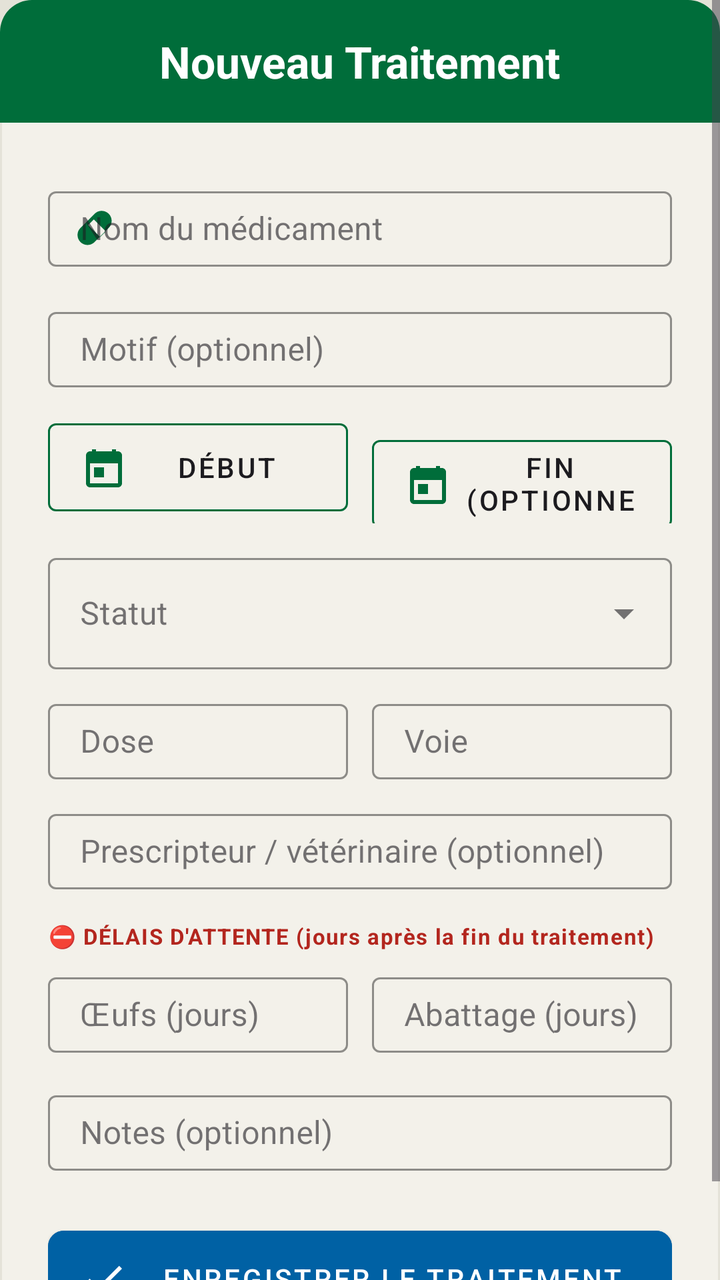
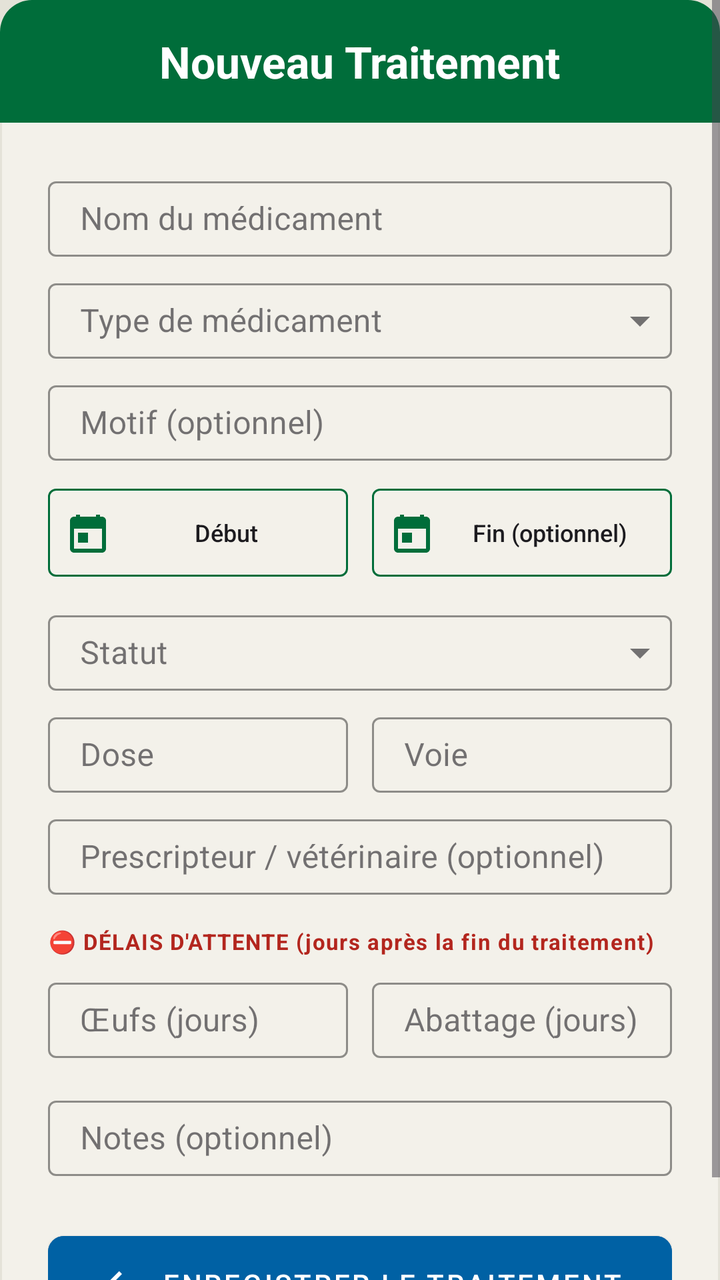

Two renders of the same Android screen: before a commit and after it. Below are the layout's source before the change and the commit's diff.
<!-- AndroidManifest.xml: application theme Theme.Poulailler_copilot -->
<!-- res/layout/dialog_add_treatment.xml -->
<?xml version="1.0" encoding="utf-8"?>
<ScrollView xmlns:android="http://schemas.android.com/apk/res/android"
    xmlns:app="http://schemas.android.com/apk/res-auto"
    android:layout_width="match_parent"
    android:layout_height="wrap_content"
    android:maxHeight="600dp">

<LinearLayout
    android:layout_width="match_parent"
    android:layout_height="wrap_content"
    android:orientation="vertical"
    android:background="@drawable/bg_dialog_dark">

    <LinearLayout
        android:layout_width="match_parent"
        android:layout_height="wrap_content"
        android:background="@drawable/bg_dialog_header"
        android:padding="16dp"
        android:gravity="center">
        <TextView
            android:layout_width="wrap_content"
            android:layout_height="wrap_content"
            android:text="Nouveau Traitement"
            android:textColor="@color/white"
            android:textSize="22sp"
            android:textStyle="bold"/>
    </LinearLayout>

    <LinearLayout
        android:layout_width="match_parent"
        android:layout_height="wrap_content"
        android:orientation="vertical"
        android:padding="24dp">

        <com.google.android.material.textfield.TextInputLayout
            android:layout_width="match_parent"
            android:layout_height="wrap_content"
            android:hint="Nom du médicament"
            style="@style/Widget.MaterialComponents.TextInputLayout.OutlinedBox.Dense"
            android:layout_marginBottom="12dp"
            app:hintTextColor="@color/text_secondary"
            app:boxStrokeColor="@color/primary"
            app:startIconDrawable="@drawable/ic_medication"
            app:startIconTint="@color/primary">
            <com.google.android.material.textfield.TextInputEditText
        style="@style/Widget.App.TextInputEditText"
                android:id="@+id/etMedicationName"
                android:layout_width="match_parent"
                android:layout_height="wrap_content"
                android:textColor="@color/text_primary" />
        </com.google.android.material.textfield.TextInputLayout>

        <com.google.android.material.textfield.TextInputLayout
            android:layout_width="match_parent"
            android:layout_height="wrap_content"
            android:hint="Motif (optionnel)"
            style="@style/Widget.MaterialComponents.TextInputLayout.OutlinedBox.Dense"
            android:layout_marginBottom="12dp"
            app:hintTextColor="@color/text_secondary"
            app:boxStrokeColor="@color/primary">
            <com.google.android.material.textfield.TextInputEditText
        style="@style/Widget.App.TextInputEditText"
                android:id="@+id/etReason"
                android:layout_width="match_parent"
                android:layout_height="wrap_content"
                android:textColor="@color/text_primary" />
        </com.google.android.material.textfield.TextInputLayout>

        <LinearLayout
            android:layout_width="match_parent"
            android:layout_height="wrap_content"
            android:orientation="horizontal"
            android:layout_marginBottom="12dp">
            <com.google.android.material.button.MaterialButton
                android:id="@+id/btnSelectStartDate"
                android:layout_width="0dp"
                android:layout_weight="1"
                android:layout_height="56dp"
                android:layout_marginEnd="6dp"
                android:text="Début"
                style="@style/Widget.MaterialComponents.Button.OutlinedButton"
                android:textColor="@color/text_primary"
                app:strokeColor="@color/primary"
                app:icon="@drawable/ic_calendar"
                app:iconTint="@color/primary"/>

            <com.google.android.material.button.MaterialButton
                android:id="@+id/btnSelectEndDate"
                android:layout_width="0dp"
                android:layout_weight="1"
                android:layout_height="56dp"
                android:layout_marginStart="6dp"
                android:text="Fin (optionnel)"
                style="@style/Widget.MaterialComponents.Button.OutlinedButton"
                android:textColor="@color/text_primary"
                app:strokeColor="@color/primary"
                app:icon="@drawable/ic_calendar"
                app:iconTint="@color/primary"/>
        </LinearLayout>

        <com.google.android.material.textfield.TextInputLayout
            android:id="@+id/tilTreatmentStatus"
            style="@style/Widget.MaterialComponents.TextInputLayout.OutlinedBox.ExposedDropdownMenu"
            android:layout_width="match_parent"
            android:layout_height="wrap_content"
            android:hint="Statut"
            android:layout_marginBottom="12dp"
            app:hintTextColor="@color/text_secondary"
            app:boxStrokeColor="@color/primary">
            <AutoCompleteTextView
                android:id="@+id/actvTreatmentStatus"
                android:layout_width="match_parent"
                android:layout_height="wrap_content"
                android:inputType="none"
                android:textColor="@color/text_primary" />
        </com.google.android.material.textfield.TextInputLayout>

        <LinearLayout
            android:layout_width="match_parent"
            android:layout_height="wrap_content"
            android:orientation="horizontal"
            android:layout_marginBottom="12dp">
            <com.google.android.material.textfield.TextInputLayout
                android:layout_width="0dp"
                android:layout_weight="1"
                android:layout_height="wrap_content"
                android:layout_marginEnd="6dp"
                android:hint="Dose"
                style="@style/Widget.MaterialComponents.TextInputLayout.OutlinedBox.Dense"
                app:hintTextColor="@color/text_secondary"
                app:boxStrokeColor="@color/primary">
                <com.google.android.material.textfield.TextInputEditText
        style="@style/Widget.App.TextInputEditText"
                    android:id="@+id/etTreatmentDose"
                    android:layout_width="match_parent"
                    android:layout_height="wrap_content"
                    android:textColor="@color/text_primary" />
            </com.google.android.material.textfield.TextInputLayout>

            <com.google.android.material.textfield.TextInputLayout
                android:layout_width="0dp"
                android:layout_weight="1"
                android:layout_height="wrap_content"
                android:layout_marginStart="6dp"
                android:hint="Voie"
                style="@style/Widget.MaterialComponents.TextInputLayout.OutlinedBox.Dense"
                app:hintTextColor="@color/text_secondary"
                app:boxStrokeColor="@color/primary">
                <com.google.android.material.textfield.TextInputEditText
        style="@style/Widget.App.TextInputEditText"
                    android:id="@+id/etTreatmentRoute"
                    android:layout_width="match_parent"
                    android:layout_height="wrap_content"
                    android:textColor="@color/text_primary" />
            </com.google.android.material.textfield.TextInputLayout>
        </LinearLayout>

        <com.google.android.material.textfield.TextInputLayout
            android:layout_width="match_parent"
            android:layout_height="wrap_content"
            android:hint="Prescripteur / vétérinaire (optionnel)"
            style="@style/Widget.MaterialComponents.TextInputLayout.OutlinedBox.Dense"
            android:layout_marginBottom="16dp"
            app:hintTextColor="@color/text_secondary"
            app:boxStrokeColor="@color/primary">
            <com.google.android.material.textfield.TextInputEditText
        style="@style/Widget.App.TextInputEditText"
                android:id="@+id/etPrescriber"
                android:layout_width="match_parent"
                android:layout_height="wrap_content"
                android:textColor="@color/text_primary" />
        </com.google.android.material.textfield.TextInputLayout>

        <TextView
            android:layout_width="match_parent"
            android:layout_height="wrap_content"
            android:text="⛔ DÉLAIS D'ATTENTE (jours après la fin du traitement)"
            android:textColor="@color/error"
            android:textSize="11sp"
            android:textStyle="bold"
            android:letterSpacing="0.05"
            android:layout_marginBottom="8dp" />

        <LinearLayout
            android:layout_width="match_parent"
            android:layout_height="wrap_content"
            android:orientation="horizontal"
            android:layout_marginBottom="16dp">
            <com.google.android.material.textfield.TextInputLayout
                android:layout_width="0dp"
                android:layout_weight="1"
                android:layout_height="wrap_content"
                android:layout_marginEnd="6dp"
                android:hint="Œufs (jours)"
                style="@style/Widget.MaterialComponents.TextInputLayout.OutlinedBox.Dense"
                app:hintTextColor="@color/text_secondary"
                app:boxStrokeColor="@color/primary">
                <com.google.android.material.textfield.TextInputEditText
        style="@style/Widget.App.TextInputEditText"
                    android:id="@+id/etEggWithdrawalDays"
                    android:layout_width="match_parent"
                    android:layout_height="wrap_content"
                    android:inputType="number"
                    android:textColor="@color/text_primary" />
            </com.google.android.material.textfield.TextInputLayout>

            <com.google.android.material.textfield.TextInputLayout
                android:layout_width="0dp"
                android:layout_weight="1"
                android:layout_height="wrap_content"
                android:layout_marginStart="6dp"
                android:hint="Abattage (jours)"
                style="@style/Widget.MaterialComponents.TextInputLayout.OutlinedBox.Dense"
                app:hintTextColor="@color/text_secondary"
                app:boxStrokeColor="@color/primary">
                <com.google.android.material.textfield.TextInputEditText
        style="@style/Widget.App.TextInputEditText"
                    android:id="@+id/etSlaughterWithdrawalDays"
                    android:layout_width="match_parent"
                    android:layout_height="wrap_content"
                    android:inputType="number"
                    android:textColor="@color/text_primary" />
            </com.google.android.material.textfield.TextInputLayout>
        </LinearLayout>

        <com.google.android.material.textfield.TextInputLayout
            android:layout_width="match_parent"
            android:layout_height="wrap_content"
            android:hint="Notes (optionnel)"
            style="@style/Widget.MaterialComponents.TextInputLayout.OutlinedBox.Dense"
            android:layout_marginBottom="24dp"
            app:hintTextColor="@color/text_secondary"
            app:boxStrokeColor="@color/primary">
            <com.google.android.material.textfield.TextInputEditText
        style="@style/Widget.App.TextInputEditText"
                android:id="@+id/etTreatmentNotes"
                android:layout_width="match_parent"
                android:layout_height="wrap_content"
                android:textColor="@color/text_primary" />
        </com.google.android.material.textfield.TextInputLayout>

        <com.google.android.material.button.MaterialButton
            android:id="@+id/btnSaveTreatment"
            android:layout_width="match_parent"
            android:layout_height="60dp"
            android:text="ENREGISTRER LE TRAITEMENT"
            android:backgroundTint="@color/accent_blue"
            android:textColor="@color/white"
            app:cornerRadius="8dp"
            app:icon="@drawable/ic_check"
            app:iconTint="@color/white"/>
    </LinearLayout>
</LinearLayout>
</ScrollView>
<!-- resources referenced by this layout -->
<resources>
  <color name="accent_blue">#0061A4</color>
  <color name="error">#B3261E</color>
  <color name="primary">#006D3A</color>
  <color name="text_primary">#1C1B1F</color>
  <color name="text_secondary">#49454F</color>
  <color name="white">#FFFFFFFF</color>
  <!-- drawable bg_dialog_dark (drawable) -->
  <?xml version="1.0" encoding="utf-8"?>
  <shape xmlns:android="http://schemas.android.com/apk/res/android">
      <solid android:color="@color/surface" />
      <stroke
          android:width="1dp"
          android:color="@color/off_white" />
      <corners android:radius="16dp" />
  </shape>
  <!-- drawable bg_dialog_header (drawable) -->
  <?xml version="1.0" encoding="utf-8"?>
  <shape xmlns:android="http://schemas.android.com/apk/res/android">
      <solid android:color="@color/primary" />
      <corners
          android:topLeftRadius="16dp"
          android:topRightRadius="16dp" />
  </shape>
  <!-- drawable ic_calendar (drawable) -->
  <vector xmlns:android="http://schemas.android.com/apk/res/android"
      android:width="24dp"
      android:height="24dp"
      android:viewportWidth="24"
      android:viewportHeight="24">
      <path
          android:fillColor="#000000"
          android:pathData="M19,4h-1V3h-2v1H8V3H6v1H5C3.89,4 3.01,4.9 3.01,6L3,20c0,1.1 0.89,2 2,2h14c1.1,0 2,-0.9 2,-2V6C21,4.9 20.1,4 19,4z M19,20H5V10h14V20z M7,12h5v5H7z"/>
  </vector>
  <!-- drawable ic_check (drawable) -->
  <vector xmlns:android="http://schemas.android.com/apk/res/android"
      android:width="24dp"
      android:height="24dp"
      android:viewportWidth="24"
      android:viewportHeight="24">
      <path
          android:fillColor="#000000"
          android:pathData="M9,16.17L4.83,12l-1.42,1.41L9,19 21,7l-1.41,-1.41z"/>
  </vector>
  <!-- drawable ic_medication (drawable) -->
  <vector xmlns:android="http://schemas.android.com/apk/res/android"
      android:width="24dp"
      android:height="24dp"
      android:viewportWidth="24"
      android:viewportHeight="24">
      <path
          android:fillColor="#000000"
          android:pathData="M4.22,11.29l7.07,-7.07c1.95,-1.95 5.11,-1.95 7.07,0c1.95,1.95 1.95,5.11 0,7.07l-7.07,7.07c-1.95,1.95 -5.11,1.95 -7.07,0C2.27,16.4 2.27,13.24 4.22,11.29zM8.11,9.88l6,6l2.83,-2.83l-6,-6L8.11,9.88z"/>
  </vector>
  <style name="Widget.App.TextInputEditText" parent="Widget.MaterialComponents.TextInputEditText.OutlinedBox.Dense">
          <item name="android:paddingTop">8dp</item>
          <item name="android:paddingBottom">8dp</item>
          <item name="android:minHeight">0dp</item>
      </style>
  <color name="surface">#F3F1EA</color>
  <color name="off_white">#E4E2D8</color>
  <color name="primary_variant">#004D22</color>
  <color name="secondary">#43A047</color>
  <color name="secondary_variant">#2E7D32</color>
  <color name="background">@color/off_white</color>
  <style name="Widget.App.CardView" parent="Widget.MaterialComponents.CardView">
          <item name="cardElevation">2dp</item>
          <item name="cardCornerRadius">16dp</item>
          <item name="cardBackgroundColor">@color/surface</item>
          <item name="strokeWidth">0dp</item>
      </style>
  <style name="ShapeAppearance.App.LargeComponent" parent="ShapeAppearance.MaterialComponents.LargeComponent">
          <item name="cornerFamily">rounded</item>
          <item name="cornerSize">16dp</item>
      </style>
  <style name="Widget.App.TextInputLayout" parent="Widget.MaterialComponents.TextInputLayout.OutlinedBox.Dense" />
  <style name="ThemeOverlay.App.MaterialAlertDialog" parent="ThemeOverlay.MaterialComponents.MaterialAlertDialog">
          <item name="colorSurface">@color/surface</item>
          <item name="colorOnSurface">@color/text_primary</item>
          <item name="android:textColorPrimary">@color/text_primary</item>
      </style>
  <!-- unchanged entries left out for length: 1 -->
</resources>

<!-- the commit's change to res/layout/dialog_add_treatment.xml (unified diff, before → after) -->
@@ -34,32 +34,57 @@
 
         <com.google.android.material.textfield.TextInputLayout
             android:layout_width="match_parent"
+            android:id="@+id/tilMedicationName"
             android:layout_height="wrap_content"
             android:hint="Nom du médicament"
             style="@style/Widget.MaterialComponents.TextInputLayout.OutlinedBox.Dense"
-            android:layout_marginBottom="12dp"
-            app:hintTextColor="@color/text_secondary"
-            app:boxStrokeColor="@color/primary"
-            app:startIconDrawable="@drawable/ic_medication"
-            app:startIconTint="@color/primary">
+            android:layout_marginBottom="8dp"
+            app:hintTextColor="@color/text_secondary"
+            app:boxStrokeColor="@color/primary">
+            <com.google.android.material.textfield.MaterialAutoCompleteTextView
+                style="@style/Widget.MaterialComponents.AutoCompleteTextView.OutlinedBox.Dense"
+                android:id="@+id/etMedicationName"
+                android:layout_width="match_parent"
+                android:layout_height="wrap_content"
+                android:completionThreshold="1"
+                android:inputType="textCapSentences"
+                android:minHeight="0dp"
+                android:paddingTop="8dp"
+                android:paddingBottom="8dp"
+                android:textColor="@color/text_primary" />
+        </com.google.android.material.textfield.TextInputLayout>
+
+        <com.google.android.material.textfield.TextInputLayout
+            android:id="@+id/tilMedicationType"
+            style="@style/Widget.MaterialComponents.TextInputLayout.OutlinedBox.Dense.ExposedDropdownMenu"
+            app:endIconMinSize="32dp"
+            android:layout_width="match_parent"
+            android:layout_height="wrap_content"
+            android:hint="Type de médicament"
+            android:layout_marginBottom="8dp"
+            app:hintTextColor="@color/text_secondary"
+            app:boxStrokeColor="@color/primary">
+            <AutoCompleteTextView
+                android:id="@+id/actvMedicationType"
+                android:layout_width="match_parent"
+                android:layout_height="wrap_content"
+                android:minHeight="0dp"
+                android:paddingTop="8dp"
+                android:paddingBottom="8dp"
+                android:inputType="none"
+                android:textColor="@color/text_primary" />
+        </com.google.android.material.textfield.TextInputLayout>
+
+        <com.google.android.material.textfield.TextInputLayout
+            android:layout_width="match_parent"
+            android:layout_height="wrap_content"
+            android:hint="Motif (optionnel)"
+            style="@style/Widget.MaterialComponents.TextInputLayout.OutlinedBox.Dense"
+            android:layout_marginBottom="8dp"
+            app:hintTextColor="@color/text_secondary"
+            app:boxStrokeColor="@color/primary">
             <com.google.android.material.textfield.TextInputEditText
         style="@style/Widget.App.TextInputEditText"
-                android:id="@+id/etMedicationName"
-                android:layout_width="match_parent"
-                android:layout_height="wrap_content"
-                android:textColor="@color/text_primary" />
-        </com.google.android.material.textfield.TextInputLayout>
-
-        <com.google.android.material.textfield.TextInputLayout
-            android:layout_width="match_parent"
-            android:layout_height="wrap_content"
-            android:hint="Motif (optionnel)"
-            style="@style/Widget.MaterialComponents.TextInputLayout.OutlinedBox.Dense"
-            android:layout_marginBottom="12dp"
-            app:hintTextColor="@color/text_secondary"
-            app:boxStrokeColor="@color/primary">
-            <com.google.android.material.textfield.TextInputEditText
-        style="@style/Widget.App.TextInputEditText"
                 android:id="@+id/etReason"
                 android:layout_width="match_parent"
                 android:layout_height="wrap_content"
@@ -70,7 +95,7 @@
             android:layout_width="match_parent"
             android:layout_height="wrap_content"
             android:orientation="horizontal"
-            android:layout_marginBottom="12dp">
+            android:layout_marginBottom="8dp">
             <com.google.android.material.button.MaterialButton
                 android:id="@+id/btnSelectStartDate"
                 android:layout_width="0dp"
@@ -82,7 +107,13 @@
                 android:textColor="@color/text_primary"
                 app:strokeColor="@color/primary"
                 app:icon="@drawable/ic_calendar"
-                app:iconTint="@color/primary"/>
+                app:iconTint="@color/primary"
+                app:iconPadding="4dp"
+                android:letterSpacing="0"
+                android:textAllCaps="false"
+                android:textSize="12sp"
+                android:paddingStart="8dp"
+                android:paddingEnd="8dp"/>
 
             <com.google.android.material.button.MaterialButton
                 android:id="@+id/btnSelectEndDate"
@@ -95,22 +126,32 @@
                 android:textColor="@color/text_primary"
                 app:strokeColor="@color/primary"
                 app:icon="@drawable/ic_calendar"
-                app:iconTint="@color/primary"/>
+                app:iconTint="@color/primary"
+                app:iconPadding="4dp"
+                android:letterSpacing="0"
+                android:textAllCaps="false"
+                android:textSize="12sp"
+                android:paddingStart="8dp"
+                android:paddingEnd="8dp"/>
         </LinearLayout>
 
         <com.google.android.material.textfield.TextInputLayout
             android:id="@+id/tilTreatmentStatus"
-            style="@style/Widget.MaterialComponents.TextInputLayout.OutlinedBox.ExposedDropdownMenu"
+            style="@style/Widget.MaterialComponents.TextInputLayout.OutlinedBox.Dense.ExposedDropdownMenu"
+            app:endIconMinSize="32dp"
             android:layout_width="match_parent"
             android:layout_height="wrap_content"
             android:hint="Statut"
-            android:layout_marginBottom="12dp"
+            android:layout_marginBottom="8dp"
             app:hintTextColor="@color/text_secondary"
             app:boxStrokeColor="@color/primary">
             <AutoCompleteTextView
                 android:id="@+id/actvTreatmentStatus"
                 android:layout_width="match_parent"
                 android:layout_height="wrap_content"
+                android:minHeight="0dp"
+                android:paddingTop="8dp"
+                android:paddingBottom="8dp"
                 android:inputType="none"
                 android:textColor="@color/text_primary" />
         </com.google.android.material.textfield.TextInputLayout>
@@ -119,7 +160,7 @@
             android:layout_width="match_parent"
             android:layout_height="wrap_content"
             android:orientation="horizontal"
-            android:layout_marginBottom="12dp">
+            android:layout_marginBottom="8dp">
             <com.google.android.material.textfield.TextInputLayout
                 android:layout_width="0dp"
                 android:layout_weight="1"
<!-- resource entries referenced after the edit -->
@@ -43,16 +43,6 @@
           android:fillColor="#000000"
           android:pathData="M9,16.17L4.83,12l-1.42,1.41L9,19 21,7l-1.41,-1.41z"/>
   </vector>
-  <!-- drawable ic_medication (drawable) -->
-  <vector xmlns:android="http://schemas.android.com/apk/res/android"
-      android:width="24dp"
-      android:height="24dp"
-      android:viewportWidth="24"
-      android:viewportHeight="24">
-      <path
-          android:fillColor="#000000"
-          android:pathData="M4.22,11.29l7.07,-7.07c1.95,-1.95 5.11,-1.95 7.07,0c1.95,1.95 1.95,5.11 0,7.07l-7.07,7.07c-1.95,1.95 -5.11,1.95 -7.07,0C2.27,16.4 2.27,13.24 4.22,11.29zM8.11,9.88l6,6l2.83,-2.83l-6,-6L8.11,9.88z"/>
-  </vector>
   <style name="Widget.App.TextInputEditText" parent="Widget.MaterialComponents.TextInputEditText.OutlinedBox.Dense">
           <item name="android:paddingTop">8dp</item>
           <item name="android:paddingBottom">8dp</item>
